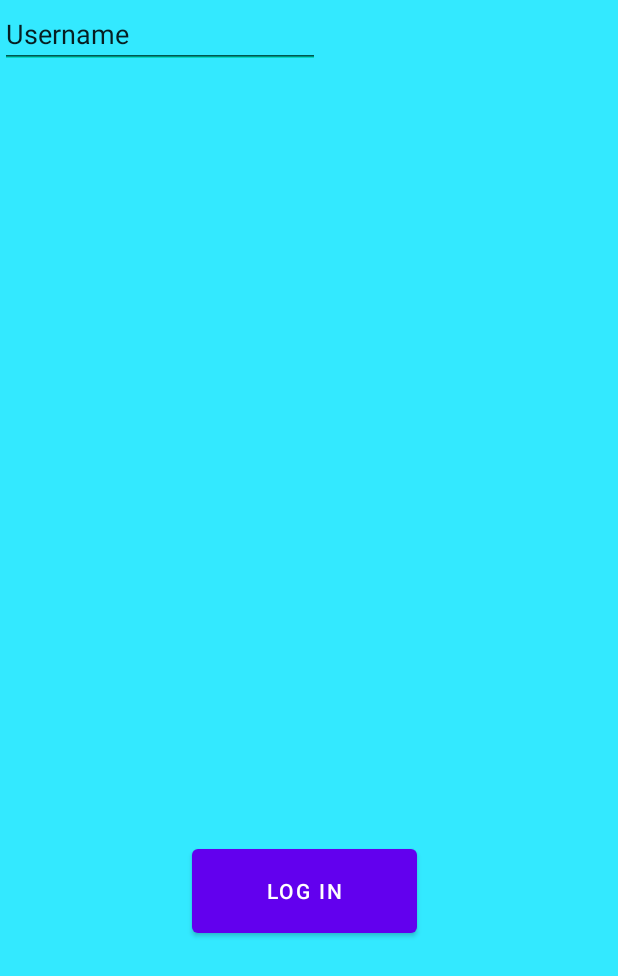
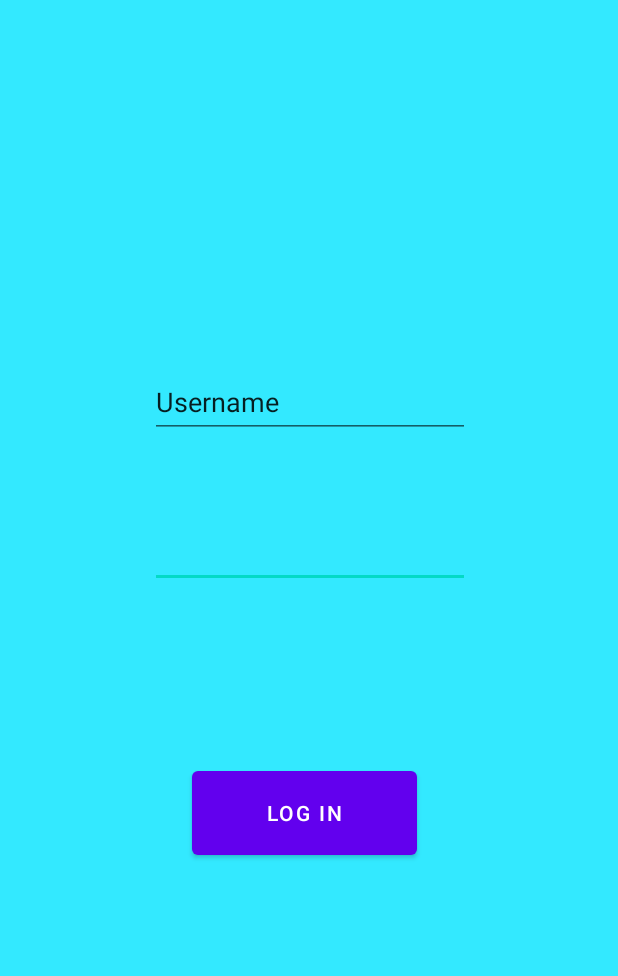
Before and after one commit to gaizkang99/Memedex, an Android app: the layout login.xml on its own in the app's theme, with its tools: preview values and no code run, on a phone screen of 412 x 824 dp. Shown: the top 976 px of the screen. Run offline under Robolectric (Android 15) with nearby library versions, the phone set to English and light mode, and no system bars.

Commit message:
uri 1-03_3

```diff
--- a/app/src/main/res/layout/login.xml
+++ b/app/src/main/res/layout/login.xml
@@ -12,7 +12,7 @@
         android:layout_height="68dp"
         android:layout_gravity="center"
         android:layout_marginStart="128dp"
-        android:layout_marginBottom="196dp"
+        android:layout_marginBottom="248dp"
         android:text="Log in"
         app:layout_constraintBottom_toBottomOf="parent"
         app:layout_constraintStart_toStartOf="parent"
@@ -22,21 +22,27 @@
         android:id="@+id/passwd"
         android:layout_width="wrap_content"
         android:layout_height="wrap_content"
+        android:layout_marginStart="100dp"
+        android:layout_marginTop="52dp"
         android:ems="10"
         android:inputType="textPassword"
-        tools:layout_editor_absoluteX="98dp"
-        tools:layout_editor_absoluteY="321dp"
+        android:minHeight="48dp"
+        app:layout_constraintStart_toStartOf="parent"
+        app:layout_constraintTop_toBottomOf="@+id/username"
         tools:ignore="MissingConstraints" />
 
     <EditText
         android:id="@+id/username"
         android:layout_width="wrap_content"
         android:layout_height="wrap_content"
+        android:layout_marginStart="100dp"
+        android:layout_marginTop="244dp"
         android:ems="10"
         android:inputType="textPersonName"
+        android:minHeight="48dp"
         android:text="Username"
-        tools:layout_editor_absoluteX="103dp"
-        tools:layout_editor_absoluteY="194dp"
+        app:layout_constraintStart_toStartOf="parent"
+        app:layout_constraintTop_toTopOf="parent"
         tools:ignore="MissingConstraints" />
 
 </androidx.constraintlayout.widget.ConstraintLayout>
```
